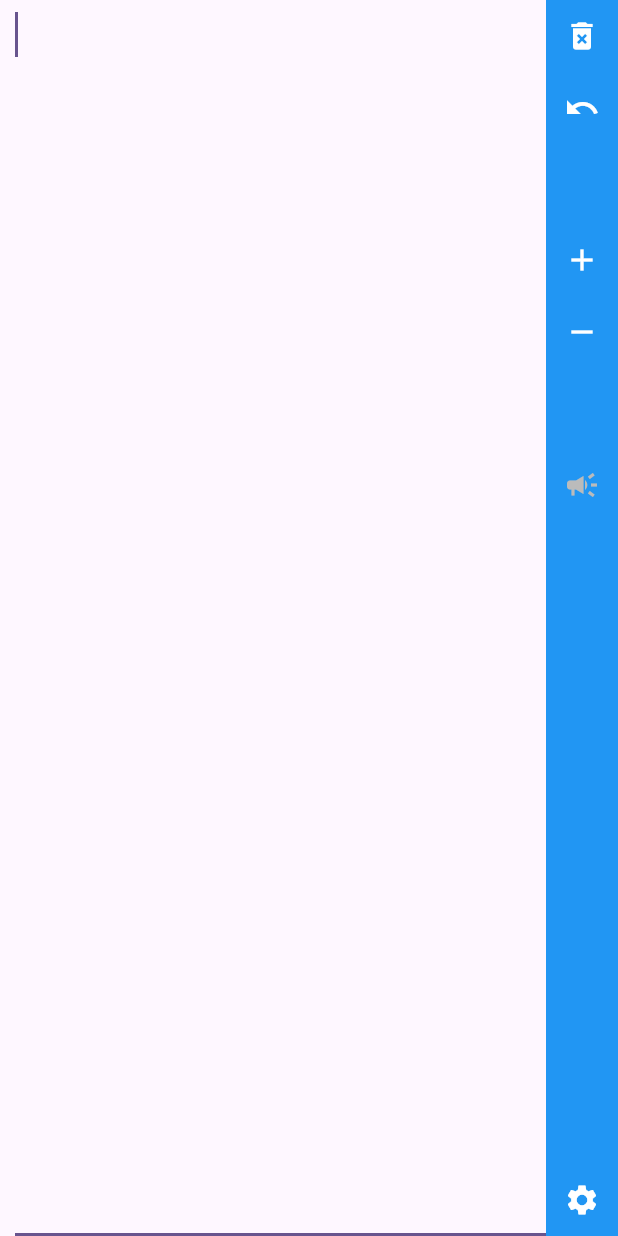
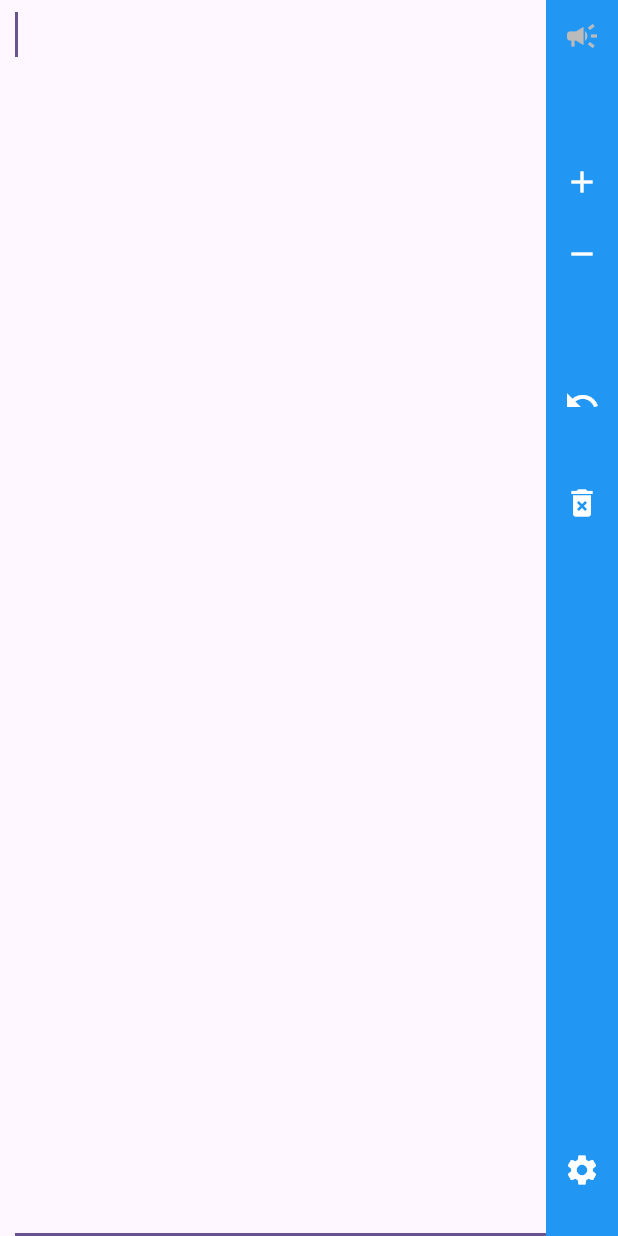
Before and after one commit to kowandiki/tempad, a Flutter app: the screen it shows after launch, on a phone screen of 412 x 824 dp. Run offline on Flutter 3.47's test engine with Material 3 defaults, Android fonts, the phone set to English and light mode, and no system bars; our stand-ins replace flutter_tts, shared_preferences.

Commit message:
Adjust button layout based on user feedback

```diff
--- a/lib/main.dart
+++ b/lib/main.dart
@@ -19,21 +19,7 @@ class MyApp extends StatelessWidget {
     return MaterialApp(
       title: 'Flutter Demo',
       theme: ThemeData(
-        // This is the theme of your application.
-        //
-        // TRY THIS: Try running your application with "flutter run". You'll see
-        // the application has a purple toolbar. Then, without quitting the app,
-        // try changing the seedColor in the colorScheme below to Colors.green
-        // and then invoke "hot reload" (save your changes or press the "hot
-        // reload" button in a Flutter-supported IDE, or press "r" if you used
-        // the command line to start the app).
-        //
-        // Notice that the counter didn't reset back to zero; the application
-        // state is not lost during the reload. To reset the state, use hot
-        // restart instead.
-        //
-        // This works for code too, not just values: Most code changes can be
-        // tested with just a hot reload.
+
         colorScheme: ColorScheme.fromSeed(seedColor: Colors.deepPurple),
       ),
       home: const MyHomePage(title: 'Flutter Demo Home Page'),
@@ -43,15 +29,6 @@ class MyApp extends StatelessWidget {
 
 class MyHomePage extends StatefulWidget {
   const MyHomePage({super.key, required this.title});
-
-  // This widget is the home page of your application. It is stateful, meaning
-  // that it has a State object (defined below) that contains fields that affect
-  // how it looks.
-
-  // This class is the configuration for the state. It holds the values (in this
-  // case the title) provided by the parent (in this case the App widget) and
-  // used by the build method of the State. Fields in a Widget subclass are
-  // always marked "final".
 
   final String title;
 
@@ -235,6 +212,8 @@ class _MyHomePageState extends State<MyHomePage> with WidgetsBindingObserver {
               padding: EdgeInsetsGeometry.fromLTRB(10, 0, 0, 0),
               child: Row(
                 children: [
+
+                  // Main text field
                   Expanded(
                     child: TextField(
                       expands: true,
@@ -247,26 +226,25 @@ class _MyHomePageState extends State<MyHomePage> with WidgetsBindingObserver {
                     ),
                   ),
 
+                  // Button Bar on the right
                   Container(
-                    // height: double.infinity,
                     color: Colors.blue,
                     child: Column(
+                      crossAxisAlignment: CrossAxisAlignment.start,
+                      mainAxisAlignment: MainAxisAlignment.start,
                       children: [
+
+                        // ======================================= //
+                        // TTS Button
                         IconButton(
-                          icon: const Icon(Icons.delete_forever),
-                          color: Colors.white,
-                          tooltip: "clear all text",
-                          onPressed: _clearText,
+                          icon: const Icon(Icons.campaign),
+                          color: _speakTextButtonColor,
+                          tooltip: "Text to Speech",
+                          onPressed: () {
+                            _speakText();
+                          },
                         ),
-
-                        Container(height: 0),
-
-                        IconButton(
-                          icon: const Icon(Icons.undo),
-                          color: Colors.white,
-                          tooltip: "Restores the deleted text",
-                          onPressed: _restoreText,
-                        ),
+                        // ======================================= //
 
                         Flexible(
                           child: ConstrainedBox(
@@ -275,6 +253,8 @@ class _MyHomePageState extends State<MyHomePage> with WidgetsBindingObserver {
                           ),
                         ),
 
+                        // ======================================= //
+                        // Increase Font size
                         IconButton(
                           icon: const Icon(Icons.add),
                           color: Colors.white,
@@ -284,6 +264,7 @@ class _MyHomePageState extends State<MyHomePage> with WidgetsBindingObserver {
                           },
                         ),
 
+                        // Decrease font size
                         IconButton(
                           icon: const Icon(Icons.remove),
                           color: Colors.white,
@@ -292,6 +273,7 @@ class _MyHomePageState extends State<MyHomePage> with WidgetsBindingObserver {
                             setState(_decrementFontSize);
                           },
                         ),
+                        // ======================================= //
 
                         Flexible(
                           child: ConstrainedBox(
@@ -300,14 +282,27 @@ class _MyHomePageState extends State<MyHomePage> with WidgetsBindingObserver {
                           ),
                         ),
 
+
+
+                        // ======================================= //
+                        // Undo
                         IconButton(
-                          icon: const Icon(Icons.campaign),
-                          color: _speakTextButtonColor,
-                          tooltip: "Text to Speech",
-                          onPressed: () {
-                            _speakText();
-                          },
+                          icon: const Icon(Icons.undo),
+                          color: Colors.white,
+                          tooltip: "Restores the deleted text",
+                          onPressed: _restoreText,
                         ),
+
+                        Container(height: 20),
+
+                        // Delete
+                        IconButton(
+                          icon: const Icon(Icons.delete_forever),
+                          color: Colors.white,
+                          tooltip: "clear all text",
+                          onPressed: _clearText,
+                        ),
+                        // ======================================= //
 
                         // Flexible(
                         //   child: ConstrainedBox(
@@ -319,6 +314,7 @@ class _MyHomePageState extends State<MyHomePage> with WidgetsBindingObserver {
                         // Instead of just pushing the icon to the bottom,
                         // each one of these just puts it halfway between the bottom and the previous widget,
                         // but by having this many, the original intended effect is achieved
+                        // Expanded(child: Container()),
                         Expanded(child: Container()),
                         Expanded(child: Container()),
                         Expanded(child: Container()),
@@ -327,6 +323,7 @@ class _MyHomePageState extends State<MyHomePage> with WidgetsBindingObserver {
                         Expanded(child: Container()),
                         Expanded(child: Container()),
                         Expanded(child: Container()),
+
 
                         IconButton(
                           icon: const Icon(Icons.settings),
@@ -341,6 +338,8 @@ class _MyHomePageState extends State<MyHomePage> with WidgetsBindingObserver {
                             );
                           },
                         ),
+
+                        ConstrainedBox(constraints: BoxConstraints(minHeight: 20))
                       ],
                     ),
                   ),
```
